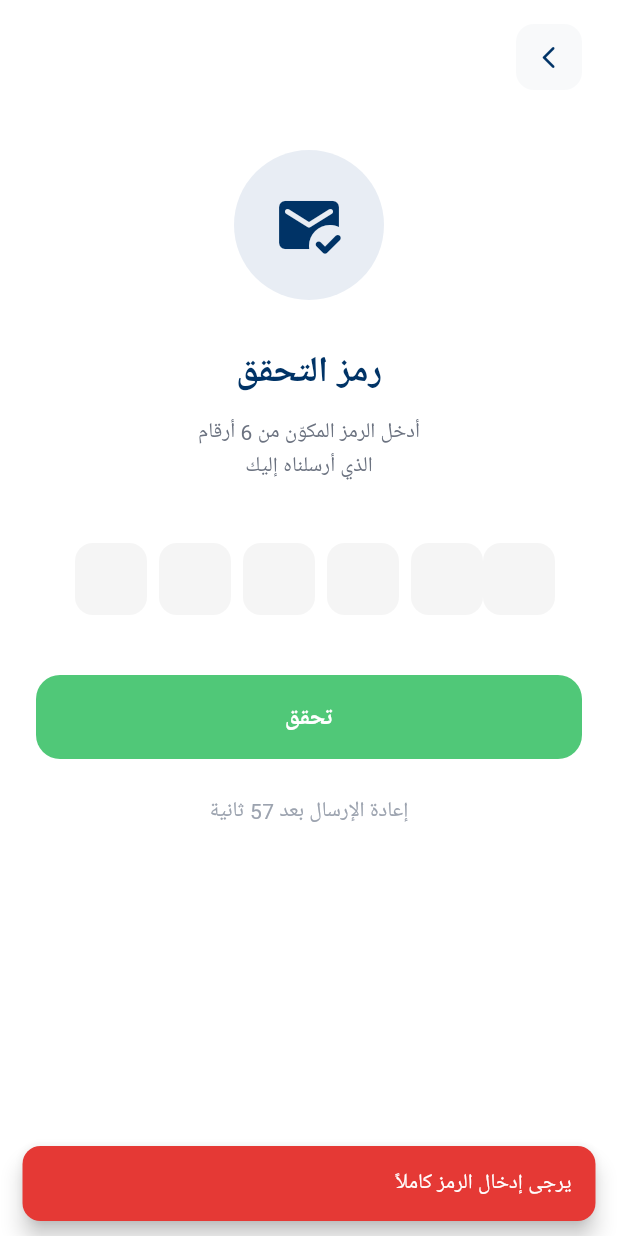
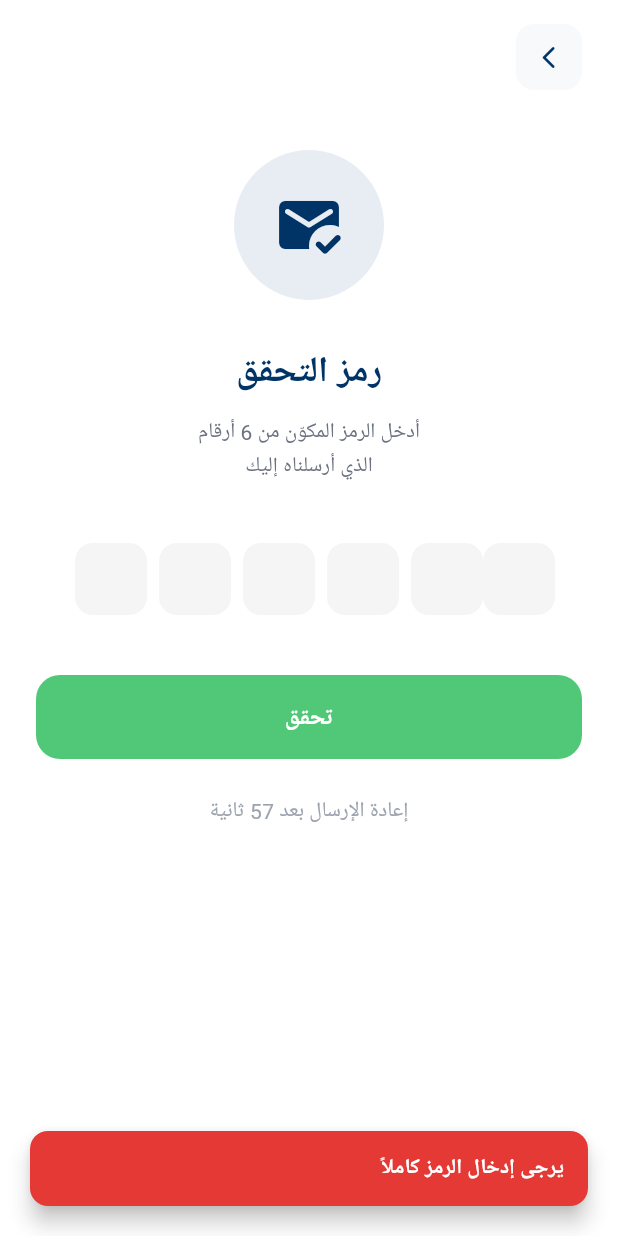
Before and after one commit to ahmedvictor507/Dorousi, a Flutter app: the VerifyCodeScreen screen opened by its route, after a tap on "تحقق", on a phone screen of 412 x 824 dp. Run offline on Flutter 3.47's test engine with Material 3 defaults, Android fonts, the phone set to English and light mode, and no system bars; our stand-ins replace cached_network_image, chewie, connectivity_plus, go_router, google_fonts, shared_preferences and 1 more; accounts and stored records are empty; network calls fail; Roboto replaces fonts that are missing (Cairo, Tajawal).

Commit message:
Refactor: Implement global error handling, fix course logic, and improve UI
Summary of changes:
- Created AppErrorHandler for centralized snackbar notifications via scaffoldMessengerKey.
- Enhanced VerifyCodeScreen with a Timer.periodic and automatic error clearing.
- Fixed CourseDetailsScreen enrollment detection and lesson completion state tracking.
- Standardized error reporting across Auth, Checkout, and Payment screens.
- Updated BookingScreen with EdgeInsetsDirectional for better RTL support.

```diff
--- /dev/null
+++ b/devtools_options.yaml
@@ -0,0 +1,3 @@
+description: This file stores settings for Dart & Flutter DevTools.
+documentation: https://docs.flutter.dev/tools/devtools/extensions#configure-extension-enablement-states
+extensions:
--- /dev/null
+++ b/lib/error_handler.dart
@@ -0,0 +1,24 @@
+import 'package:flutter/material.dart';
+import 'core/constants/app_colors.dart';
+import 'main.dart';
+
+class AppErrorHandler {
+  static void showError(String message) {
+    scaffoldMessengerKey.currentState?.hideCurrentSnackBar();
+    scaffoldMessengerKey.currentState?.showSnackBar(
+      SnackBar(
+        content: Text(
+          message,
+          style:
+              const TextStyle(fontFamily: 'Cairo', fontWeight: FontWeight.w600),
+        ),
+        backgroundColor: AppColors.error,
+        behavior: SnackBarBehavior.floating,
+        shape: RoundedRectangleBorder(
+          borderRadius: BorderRadius.circular(12),
+        ),
+        margin: const EdgeInsets.all(20),
+      ),
+    );
+  }
+}
--- a/lib/features/auth/screens/verify_code_screen.dart
+++ b/lib/features/auth/screens/verify_code_screen.dart
@@ -1,3 +1,4 @@
+import 'dart:async';
 import 'package:flutter/material.dart';
 import 'package:flutter/services.dart';
 import 'package:go_router/go_router.dart';
@@ -7,6 +8,7 @@ import '../../../core/constants/app_colors.dart';
 import '../../../core/constants/app_routes.dart';
 import '../../../core/constants/app_strings.dart';
 import '../providers/auth_provider.dart';
+import '../../../error_handler.dart'; // Import the error handler
 import '../widgets/auth_widgets.dart';
 
 /// Verify Code Screen
@@ -34,6 +36,7 @@ class _VerifyCodeScreenState extends State<VerifyCodeScreen>
 
   bool _canResend = false;
   int _resendCountdown = 60;
+  Timer? _timer;
 
   @override
   void initState() {
@@ -66,22 +69,21 @@ class _VerifyCodeScreenState extends State<VerifyCodeScreen>
       _canResend = false;
       _resendCountdown = 60;
     });
-
-    Future.doWhile(() async {
-      await Future.delayed(const Duration(seconds: 1));
-      if (!mounted) return false;
-      setState(() => _resendCountdown--);
-      if (_resendCountdown <= 0) {
+    _timer?.cancel();
+    _timer = Timer.periodic(const Duration(seconds: 1), (timer) {
+      if (_resendCountdown > 0) {
+        setState(() => _resendCountdown--);
+      } else {
         setState(() => _canResend = true);
-        return false;
+        timer.cancel();
       }
-      return true;
     });
   }
 
   @override
   void dispose() {
     _animController.dispose();
+    _timer?.cancel();
     for (final c in _controllers) {
       c.dispose();
     }
@@ -91,23 +93,12 @@ class _VerifyCodeScreenState extends State<VerifyCodeScreen>
     super.dispose();
   }
 
-  String get _otpCode =>
-      _controllers.map((c) => c.text).join();
+  String get _otpCode => _controllers.map((c) => c.text).join();
 
   Future<void> _handleVerify() async {
     final code = _otpCode;
     if (code.length != 6) {
-      ScaffoldMessenger.of(context).showSnackBar(
-        SnackBar(
-          content: const Text('يرجى إدخال الرمز كاملاً'),
-          backgroundColor: AppColors.error,
-          behavior: SnackBarBehavior.floating,
-          shape: RoundedRectangleBorder(
-            borderRadius: BorderRadius.circular(12),
-          ),
-        ),
-      );
-      return;
+      return AppErrorHandler.showError('يرجى إدخال الرمز كاملاً');
     }
 
     final authProvider = context.read<AuthProvider>();
@@ -119,21 +110,18 @@ class _VerifyCodeScreenState extends State<VerifyCodeScreen>
       if (success) {
         context.push(AppRoutes.resetPassword);
       } else if (authProvider.errorMessage != null) {
-        ScaffoldMessenger.of(context).showSnackBar(
-          SnackBar(
-            content: Text(authProvider.errorMessage!),
-            backgroundColor: AppColors.error,
-            behavior: SnackBarBehavior.floating,
-            shape: RoundedRectangleBorder(
-              borderRadius: BorderRadius.circular(12),
-            ),
-          ),
-        );
+        // Check for specific error message from provider
+        AppErrorHandler.showError(authProvider.errorMessage!);
       }
     }
   }
 
   void _onOtpDigitChanged(String value, int index) {
+    // Clear provider errors as soon as the user attempts a new input
+    if (context.read<AuthProvider>().errorMessage != null) {
+      context.read<AuthProvider>().clearError();
+    }
+
     if (value.length == 1 && index < 5) {
       _focusNodes[index + 1].requestFocus();
     } else if (value.isEmpty && index > 0) {
@@ -198,9 +186,10 @@ class _VerifyCodeScreenState extends State<VerifyCodeScreen>
                     Center(
                       child: Text(
                         AppStrings.verificationCode,
-                        style: Theme.of(context).textTheme.displaySmall?.copyWith(
-                              fontWeight: FontWeight.w800,
-                            ),
+                        style:
+                            Theme.of(context).textTheme.displaySmall?.copyWith(
+                                  fontWeight: FontWeight.w800,
+                                ),
                       ),
                     ),
                     const SizedBox(height: 12),
@@ -293,7 +282,8 @@ class _VerifyCodeScreenState extends State<VerifyCodeScreen>
                                 _startResendTimer();
                                 ScaffoldMessenger.of(context).showSnackBar(
                                   SnackBar(
-                                    content: const Text('تم إرسال الرمز مجدداً'),
+                                    content:
+                                        const Text('تم إرسال الرمز مجدداً'),
                                     backgroundColor: AppColors.success,
                                     behavior: SnackBarBehavior.floating,
                                     shape: RoundedRectangleBorder(
```
Also changed, not shown: lib/features/auth/screens/forgot_password_screen.dart (+12 -15 lines), lib/features/auth/screens/reset_password_screen.dart (+12 -15 lines), lib/features/booking/screens/booking_screen.dart (+8 -7 lines), lib/features/checkout/screens/checkout_screen.dart (+19 -31 lines), lib/features/checkout/screens/payment_gate_screen.dart (+2 -8 lines), lib/features/courses/screens/course_details_screen.dart (+26 -15 lines), lib/main.dart (+20 -0 lines).
